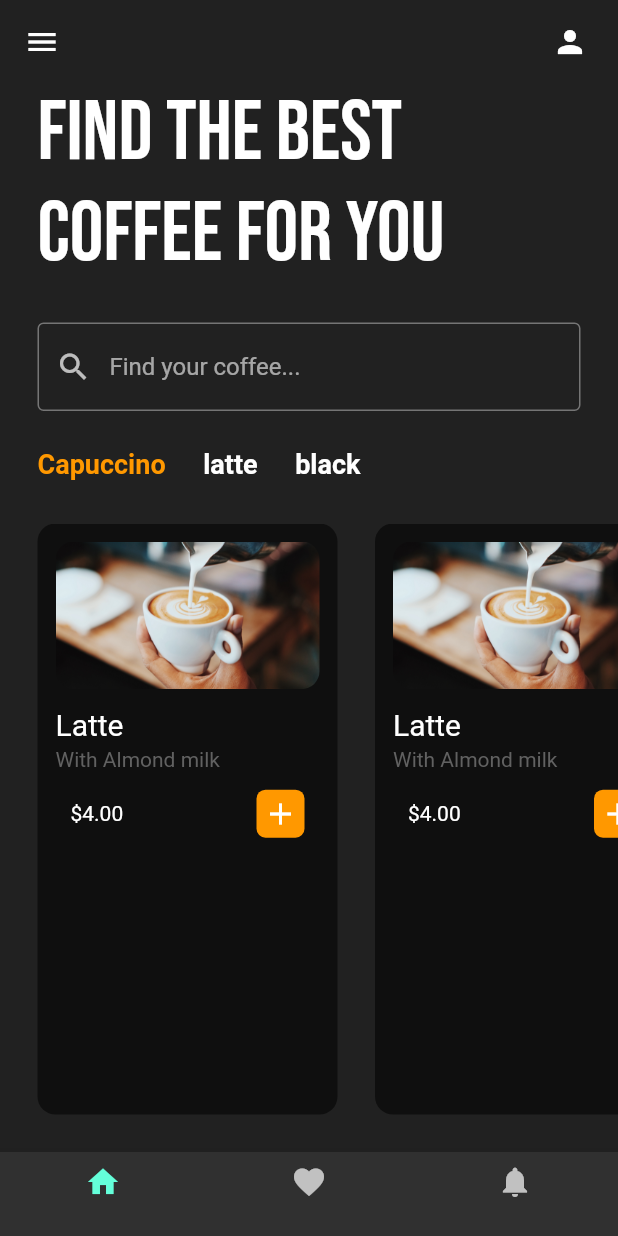
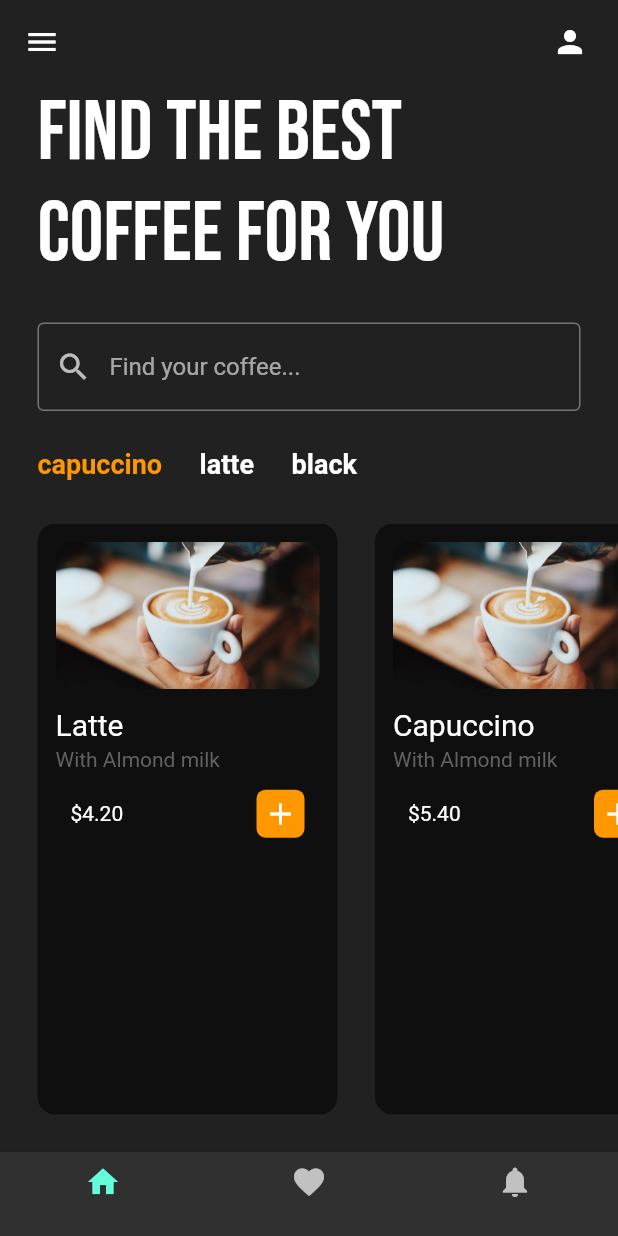
Before and after one commit to omarthamri/coffeeappui, a Flutter app: the screen it shows after launch, on a phone screen of 412 x 824 dp. Run offline on Flutter 3.47's test engine with Material 2 defaults, Android fonts, the phone set to English and light mode, and no system bars; our stand-ins replace google_fonts.

Commit message:
#0003 Implement App UI

```diff
--- a/lib/pages/home_page.dart
+++ b/lib/pages/home_page.dart
@@ -3,12 +3,37 @@ import 'package:google_fonts/google_fonts.dart';
 import 'package:coffeeappui/util/coffee_tile.dart';
 import 'package:coffeeappui/util/coffee_type.dart';
 
-void main() {
-  runApp(const HomePage());
+class HomePage extends StatefulWidget {
+
+const HomePage({Key? key}) : super(key: key);
+
+@override State<HomePage> createState() => _HomePageState();
 }
 
-class HomePage extends StatelessWidget {
-  const HomePage({super.key});
+class _HomePageState extends State<HomePage> {
+
+  final List coffeeType = [
+   [
+   'capuccino',
+   true,
+   ],
+   [
+   'latte',
+   false,
+   ],
+   [
+   'black',
+   false,
+   ],
+  ];
+  void coffeeTypeSelected(int index) {
+     setState(() {
+     for(int i=0;i<coffeeType.length;i++) {
+      coffeeType[i][1] = false;
+     }
+     coffeeType[index][1] = true;
+     });
+  }
 
   // This widget is the root of your application.
   @override
@@ -67,22 +92,38 @@ class HomePage extends StatelessWidget {
         ),
         SizedBox(height: 25),
         Container(height: 50,
-        child: ListView(
+        child: ListView.builder(
         scrollDirection: Axis.horizontal,
-        children: [
-          CoffeeType(coffeeType: 'Capuccino',isSelected: true),
-          CoffeeType(coffeeType: 'latte',isSelected: false),
-          CoffeeType(coffeeType: 'black',isSelected: false),
-        ],
-        ),
+        itemCount: coffeeType.length,
+        itemBuilder: (context,index) {
+           return CoffeeType(
+           coffeeType: coffeeType[index][0],
+           isSelected: coffeeType[index][1],
+           onTap: () {
+            coffeeTypeSelected(index);
+           },
+           );
+        },),
         ),
         Expanded(
          child: ListView(
          scrollDirection: Axis.horizontal,
          children: [
-           CoffeeTile(),
-           CoffeeTile(),
-           CoffeeTile(),
+           CoffeeTile(
+             coffeeImagePath: 'lib/images/latte.jpg',
+             coffeeName: 'Latte',
+             coffeePrice: '4.20'
+           ),
+           CoffeeTile(
+             coffeeImagePath: 'lib/images/latte.jpg',
+             coffeeName: 'Capuccino',
+             coffeePrice: '5.40'
+           ),
+           CoffeeTile(
+             coffeeImagePath: 'lib/images/latte.jpg',
+             coffeeName: 'Black',
+             coffeePrice: '3.99'
+           ),
 
          ])
         ),
--- a/lib/util/coffee_tile.dart
+++ b/lib/util/coffee_tile.dart
@@ -2,7 +2,14 @@ import 'package:flutter/material.dart';
 
 
 class CoffeeTile extends StatelessWidget {
-  const CoffeeTile({super.key});
+final String coffeeImagePath;
+final String coffeeName;
+final String coffeePrice;
+  CoffeeTile({
+   required this.coffeeImagePath,
+   required this.coffeeName,
+   required this.coffeePrice,
+  });
 
   // This widget is the root of your application.
   @override
@@ -21,14 +28,14 @@ class CoffeeTile extends StatelessWidget {
               children: [
               ClipRRect(
                borderRadius: BorderRadius.circular(12),
-               child: Image.asset('lib/images/latte.jpg'),
+               child: Image.asset(coffeeImagePath),
               ),
               Padding(
               padding: const EdgeInsets.symmetric(vertical: 12.0),
               child: Column(
               crossAxisAlignment: CrossAxisAlignment.start,
               children: [
-              Text('Latte',style: TextStyle(fontSize: 20)),
+              Text(coffeeName,style: TextStyle(fontSize: 20)),
               SizedBox(height: 4),
               Text('With Almond milk',style: TextStyle(color: Colors.grey[700] )),
               ],
@@ -40,7 +47,7 @@ class CoffeeTile extends StatelessWidget {
               Row(
               mainAxisAlignment: MainAxisAlignment.spaceBetween,
                children: [
-                Text('\$4.00'),
+                Text('\$' + coffeePrice),
                 Container(
                   padding: EdgeInsets.all(4),
                   decoration: BoxDecoration(color: Colors.orange,borderRadius: BorderRadius.circular(6)),
--- a/lib/util/coffee_type.dart
+++ b/lib/util/coffee_type.dart
@@ -3,21 +3,27 @@ import 'package:flutter/material.dart';
 class CoffeeType extends StatelessWidget {
   final String coffeeType;
   final bool isSelected;
+  final VoidCallback onTap;
 
   CoffeeType({
   required this.coffeeType,
   required this.isSelected,
+  required this.onTap,
   });
 
   // This widget is the root of your application.
   @override
   Widget build(BuildContext context) {
-  return Padding(
+
+  return GestureDetector(
+   onTap: onTap,
+   child: Padding(
    padding: const EdgeInsets.only(left: 25.0),
    child: Text(
    coffeeType,
    style: TextStyle(fontSize: 18,fontWeight: FontWeight.bold,color:isSelected ? Colors.orange : Colors.white ),
    ),
+  )
   );
   }
   }
```
